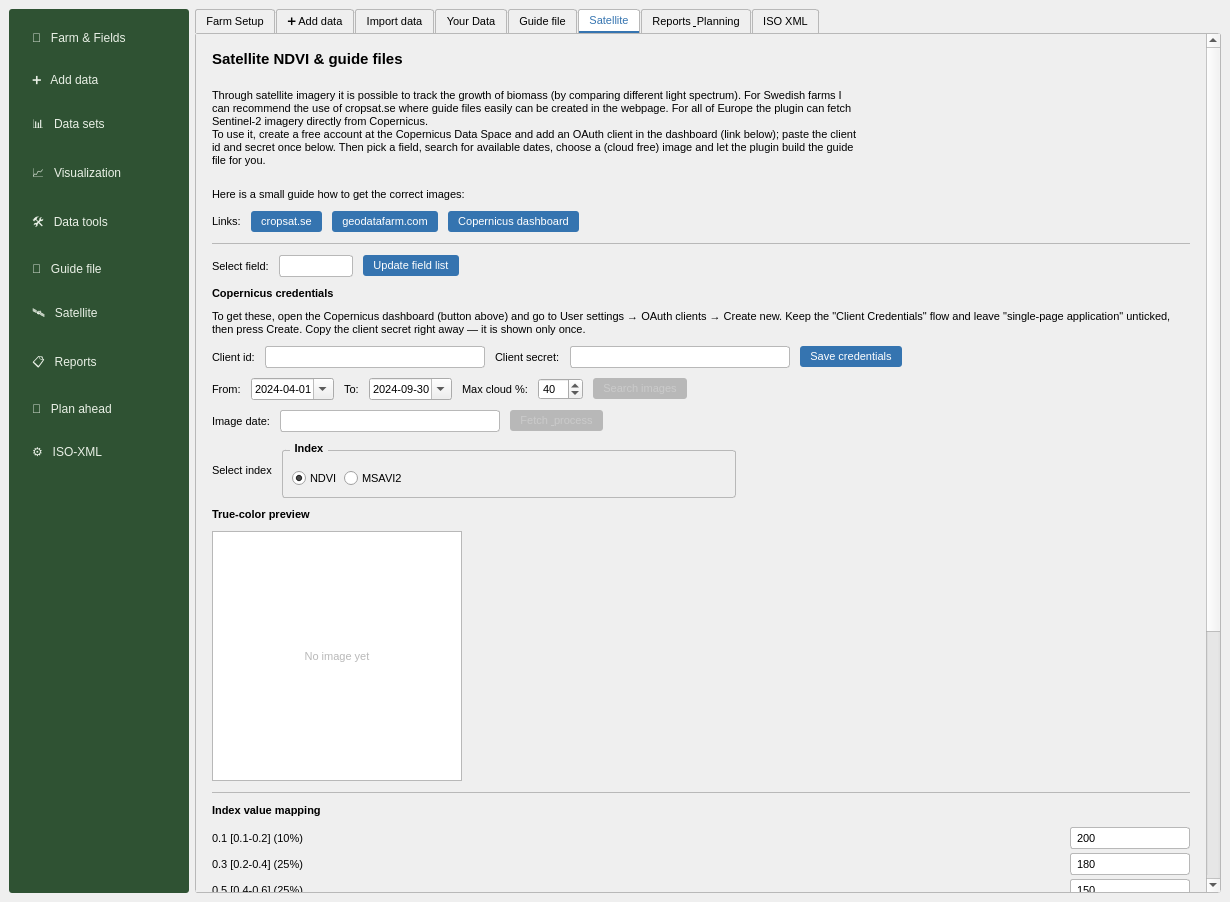
Above: GeoDataFarm_dockwidget_base.ui from axelande/geodatafarm3 before the change. Below: the same form after it.
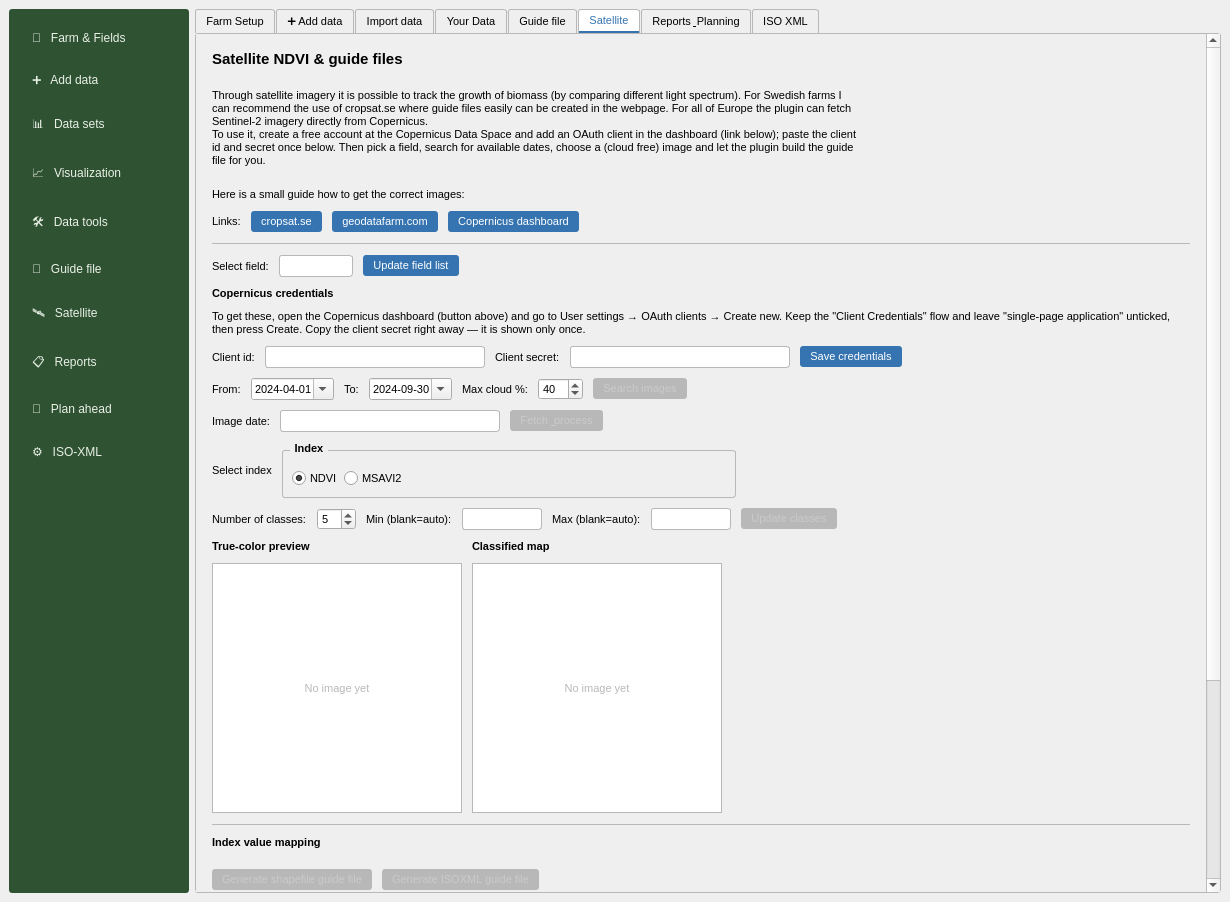
That is the form after the change. The open tabs and pages were chosen to show the change. Custom widgets are drawn as their Qt base class.

```diff
--- a/GeoDataFarm_dockwidget_base.ui
+++ b/GeoDataFarm_dockwidget_base.ui
@@ -2357,98 +2357,11 @@
                   <string>MSAVI2</string>
                  </property>
                 </widget></item><item><spacer name="idxSp"><property name="orientation"><enum>Qt::Horizontal</enum></property><property name="sizeHint" stdset="0"><size><width>40</width><height>20</height></size></property></spacer></item></layout></widget></item><item><spacer name="indexSp2"><property name="orientation"><enum>Qt::Horizontal</enum></property><property name="sizeHint" stdset="0"><size><width>40</width><height>20</height></size></property></spacer></item></layout></item>
-            <item><layout class="QHBoxLayout" name="plannedRow"><item><layout class="QVBoxLayout" name="previewCol"><item><widget class="QLabel" name="LSatPreviewTitle"><property name="styleSheet"><string notr="true">font-weight:600;</string></property><property name="text"><string>True-color preview</string></property></widget></item><item><widget class="QLabel" name="LSatPreview"><property name="minimumSize"><size><width>250</width><height>250</height></size></property><property name="maximumSize"><size><width>350</width><height>350</height></size></property><property name="alignment"><set>Qt::AlignCenter</set></property><property name="styleSheet"><string notr="true">border:1px solid palette(mid); background:palette(base); color:palette(mid);</string></property><property name="text"><string>No image yet</string></property><property name="scaledContents"><bool>false</bool></property></widget></item></layout></item><item><spacer name="plannedSp"><property name="orientation"><enum>Qt::Horizontal</enum></property><property name="sizeHint" stdset="0"><size><width>40</width><height>20</height></size></property></spacer></item></layout></item>
+            <item><layout class="QHBoxLayout" name="classCtrlRow"><item><widget class="QLabel" name="labelNumClasses"><property name="text"><string>Number of classes:</string></property></widget></item><item><widget class="QSpinBox" name="SBNumClasses"><property name="minimum"><number>2</number></property><property name="maximum"><number>12</number></property><property name="value"><number>5</number></property></widget></item><item><widget class="QLabel" name="labelClassMin"><property name="text"><string>Min (blank=auto):</string></property></widget></item><item><widget class="QLineEdit" name="LEClassMin"><property name="maximumSize"><size><width>80</width><height>16777215</height></size></property></widget></item><item><widget class="QLabel" name="labelClassMax"><property name="text"><string>Max (blank=auto):</string></property></widget></item><item><widget class="QLineEdit" name="LEClassMax"><property name="maximumSize"><size><width>80</width><height>16777215</height></size></property></widget></item><item><widget class="QPushButton" name="PBUpdateClasses"><property name="enabled"><bool>false</bool></property><property name="text"><string>Update classes</string></property></widget></item><item><spacer name="classCtrlSp"><property name="orientation"><enum>Qt::Horizontal</enum></property><property name="sizeHint" stdset="0"><size><width>40</width><height>20</height></size></property></spacer></item></layout></item>
+            <item><layout class="QHBoxLayout" name="plannedRow"><item><layout class="QVBoxLayout" name="previewCol"><item><widget class="QLabel" name="LSatPreviewTitle"><property name="styleSheet"><string notr="true">font-weight:600;</string></property><property name="text"><string>True-color preview</string></property></widget></item><item><widget class="QLabel" name="LSatPreview"><property name="minimumSize"><size><width>250</width><height>250</height></size></property><property name="maximumSize"><size><width>350</width><height>350</height></size></property><property name="alignment"><set>Qt::AlignCenter</set></property><property name="styleSheet"><string notr="true">border:1px solid palette(mid); background:palette(base); color:palette(mid);</string></property><property name="text"><string>No image yet</string></property><property name="scaledContents"><bool>false</bool></property></widget></item></layout></item><item><layout class="QVBoxLayout" name="classPreviewCol"><item><widget class="QLabel" name="LClassPreviewTitle"><property name="styleSheet"><string notr="true">font-weight:600;</string></property><property name="text"><string>Classified map</string></property></widget></item><item><widget class="QLabel" name="LClassPreview"><property name="minimumSize"><size><width>250</width><height>250</height></size></property><property name="maximumSize"><size><width>350</width><height>350</height></size></property><property name="alignment"><set>Qt::AlignCenter</set></property><property name="styleSheet"><string notr="true">border:1px solid palette(mid); background:palette(base); color:palette(mid);</string></property><property name="text"><string>No image yet</string></property><property name="scaledContents"><bool>false</bool></property></widget></item></layout></item><item><spacer name="plannedSp"><property name="orientation"><enum>Qt::Horizontal</enum></property><property name="sizeHint" stdset="0"><size><width>40</width><height>20</height></size></property></spacer></item></layout></item>
             <item><widget class="QFrame" name="satHl2"><property name="frameShape"><enum>QFrame::HLine</enum></property><property name="styleSheet"><string notr="true">color:palette(mid);</string></property></widget></item>
             <item><widget class="QLabel" name="valHeading"><property name="styleSheet"><string notr="true">font-weight:600;</string></property><property name="text"><string>Index value mapping</string></property></widget></item>
-            <item><layout class="QGridLayout" name="valGrid"><property name="horizontalSpacing"><number>10</number></property><property name="verticalSpacing"><number>4</number></property><item row="0" column="0"><widget class="QLabel" name="LVal_1">
-             <property name="text">
-              <string>0.1 [0.1-0.2] (10%)</string>
-             </property>
-            </widget></item><item row="0" column="1"><widget class="QLineEdit" name="LEVal_1">
-             <property name="maximumSize">
-              <size>
-               <width>120</width>
-               <height>16777215</height>
-              </size>
-             </property>
-             <property name="text">
-              <string>200</string>
-             </property>
-            </widget></item><item row="1" column="0"><widget class="QLabel" name="LVal_2">
-             <property name="text">
-              <string>0.3 [0.2-0.4] (25%)</string>
-             </property>
-            </widget></item><item row="1" column="1"><widget class="QLineEdit" name="LEVal_2">
-             <property name="minimumSize">
-              <size>
-               <width>120</width>
-               <height>0</height>
-              </size>
-             </property>
-             <property name="maximumSize">
-              <size>
-               <width>120</width>
-               <height>16777215</height>
-              </size>
-             </property>
-             <property name="text">
-              <string>180</string>
-             </property>
-            </widget></item><item row="2" column="0"><widget class="QLabel" name="LVal_3">
-             <property name="text">
-              <string>0.5 [0.4-0.6] (25%)</string>
-             </property>
-            </widget></item><item row="2" column="1"><widget class="QLineEdit" name="LEVal_3">
-             <property name="maximumSize">
-              <size>
-               <width>120</width>
-               <height>16777215</height>
-              </size>
-             </property>
-             <property name="text">
-              <string>150</string>
-             </property>
-            </widget></item><item row="3" column="0"><widget class="QLabel" name="LVal_4">
-             <property name="minimumSize">
-              <size>
-               <width>100</width>
-               <height>0</height>
-              </size>
-             </property>
-             <property name="maximumSize">
-              <size>
-               <width>16777215</width>
-               <height>16777215</height>
-              </size>
-             </property>
-             <property name="text">
-              <string>0.7 [0.6-0.8] (25%)</string>
-             </property>
-            </widget></item><item row="3" column="1"><widget class="QLineEdit" name="LEVal_4">
-             <property name="maximumSize">
-              <size>
-               <width>120</width>
-               <height>16777215</height>
-              </size>
-             </property>
-             <property name="text">
-              <string>120</string>
-             </property>
-            </widget></item><item row="4" column="0"><widget class="QLabel" name="LVal_5">
-             <property name="text">
-              <string>0.9 [0.8-0.9] (15%)</string>
-             </property>
-            </widget></item><item row="4" column="1"><widget class="QLineEdit" name="LEVal_5">
-             <property name="maximumSize">
-              <size>
-               <width>120</width>
-               <height>16777215</height>
-              </size>
-             </property>
-             <property name="text">
-              <string>100</string>
-             </property>
-            </widget></item></layout></item>
+            <item><widget class="QWidget" name="QWValueMapping" native="true"/></item>
             <item><layout class="QHBoxLayout" name="genRow"><item><widget class="QPushButton" name="PBGenShp">
              <property name="enabled">
               <bool>false</bool>
```
Left out of the diff: 9 changed lines with no effect on the pictures.
